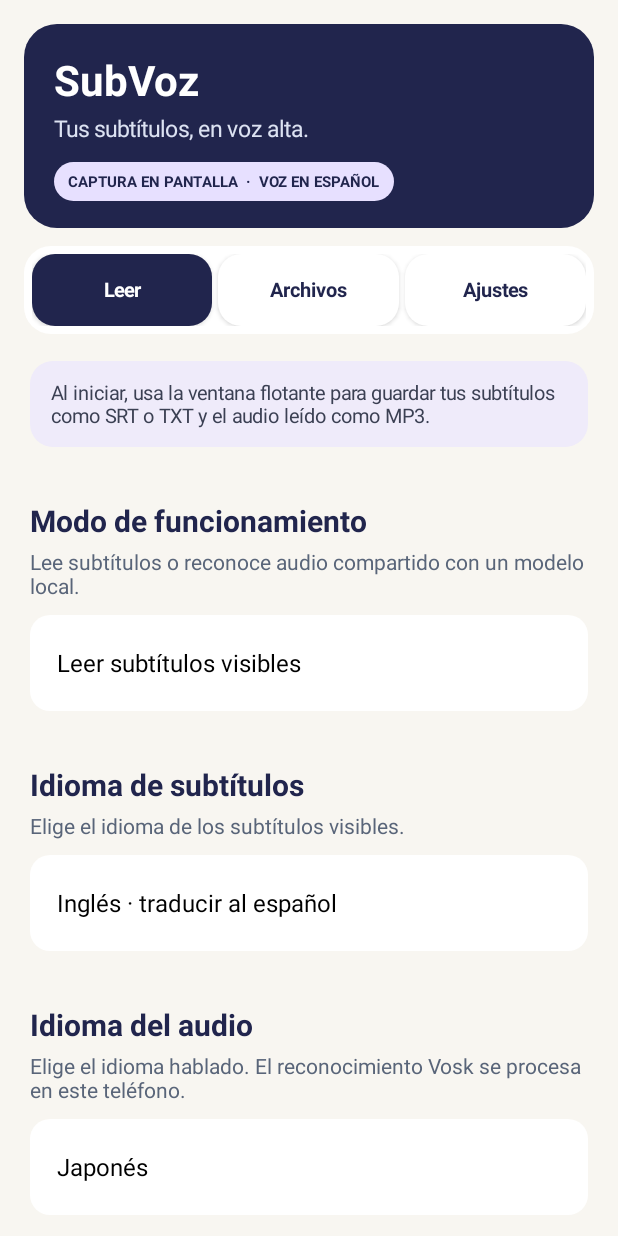
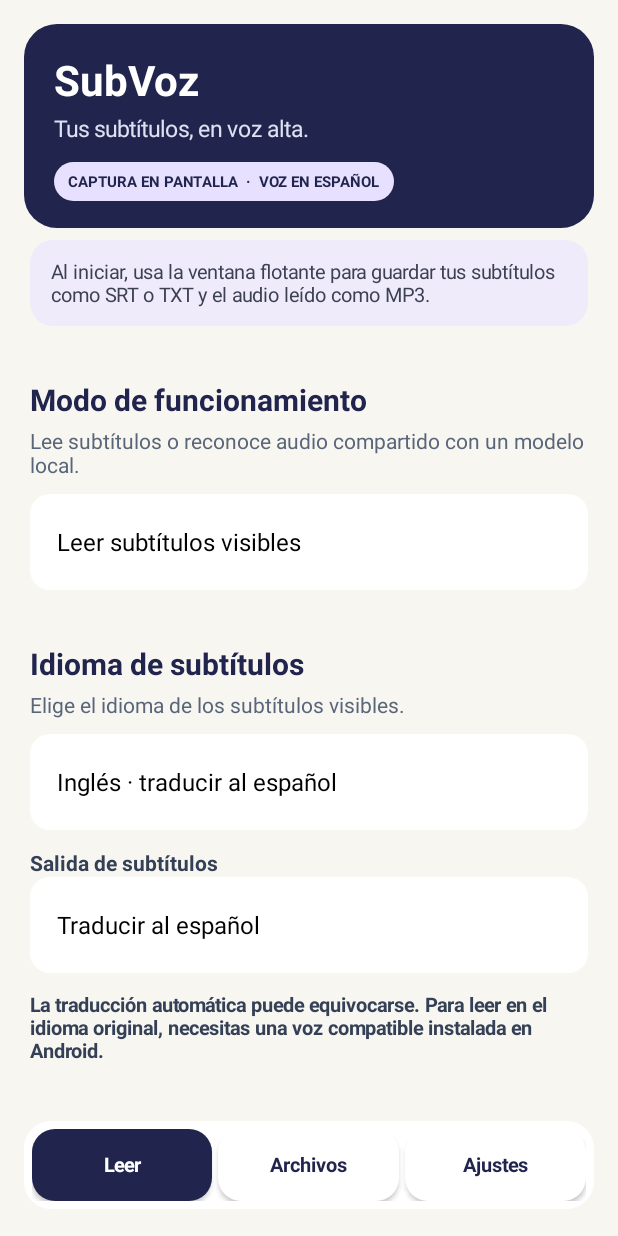
Before and after one commit to buzonrollo-coder/subvoz, an Android app: the screen it shows after launch (MainActivity), on a phone screen of 412 x 824 dp. Run offline under Robolectric (Android 15) with nearby library versions, the phone set to English and light mode, and no system bars; libraries missing offline, so code that uses them is left out: com.google.mlkit.common, com.google.mlkit.nl; 3 statements that could not run were skipped.

Commit message:
Añade lectura original, navegación y captura adaptable
Agrega salida de subtítulos en idioma original, adapta la captura al giro de pantalla, refina el filtro OCR y explica los permisos antes de iniciar.

```diff
--- a/app/src/main/java/com/neko/subvoz/MainActivity.java
+++ b/app/src/main/java/com/neko/subvoz/MainActivity.java
@@ -23,7 +23,7 @@ import com.google.mlkit.nl.translate.*;
 import java.util.*;
 
 public class MainActivity extends Activity {
- private Spinner language, audioLanguage, region, voiceSpinner, styleSpinner, modeSpinner, speechStyleSpinner;
+ private Spinner language, audioLanguage, region, voiceSpinner, styleSpinner, modeSpinner, speechStyleSpinner, outputSpinner;
  private boolean applyingProfile=false;
  private TextView modelStatus, audioModelStatus, rateValue, pitchValue, sizeValue;
  private SeekBar rateSeek, pitchSeek, sizeSeek;
@@ -39,14 +39,14 @@ public class MainActivity extends Activity {
   TextView brand=new TextView(this);brand.setText("SubVoz");brand.setTextColor(Color.WHITE);brand.setTextSize(28);brand.setTypeface(null,Typeface.BOLD);hero.addView(brand);
   TextView tagline=new TextView(this);tagline.setText("Tus subtítulos, en voz alta.");tagline.setTextColor(Color.rgb(220,226,242));tagline.setTextSize(15);LinearLayout.LayoutParams tlp=new LinearLayout.LayoutParams(-1,-2);tlp.topMargin=dp(3);hero.addView(tagline,tlp);
   TextView badge=new TextView(this);badge.setText("CAPTURA EN PANTALLA  ·  VOZ EN ESPAÑOL");badge.setTextColor(NAVY);badge.setTextSize(10);badge.setTypeface(null,Typeface.BOLD);badge.setPadding(dp(9),dp(6),dp(9),dp(6));badge.setBackground(round(Color.rgb(231,224,255),20));LinearLayout.LayoutParams blp=new LinearLayout.LayoutParams(-2,-2);blp.topMargin=dp(12);hero.addView(badge,blp);
-  LinearLayout tabBar=new LinearLayout(this);tabBar.setOrientation(LinearLayout.HORIZONTAL);tabBar.setPadding(dp(5),dp(5),dp(5),dp(5));tabBar.setBackground(round(Color.WHITE,18));LinearLayout.LayoutParams tbp=new LinearLayout.LayoutParams(-1,-2);tbp.topMargin=dp(12);tbp.bottomMargin=dp(10);shell.addView(tabBar,tbp);
-  FrameLayout pageHost=new FrameLayout(this);shell.addView(pageHost,new LinearLayout.LayoutParams(-1,0,1));
+  LinearLayout tabBar=new LinearLayout(this);tabBar.setOrientation(LinearLayout.HORIZONTAL);tabBar.setPadding(dp(5),dp(5),dp(5),dp(5));tabBar.setBackground(round(Color.WHITE,18));LinearLayout.LayoutParams tbp=new LinearLayout.LayoutParams(-1,-2);tbp.topMargin=dp(12);tbp.bottomMargin=dp(10);FrameLayout pageHost=new FrameLayout(this);shell.addView(pageHost,new LinearLayout.LayoutParams(-1,0,1));
   LinearLayout readRoot=new LinearLayout(this);readRoot.setOrientation(LinearLayout.VERTICAL);readRoot.setPadding(dp(4),dp(8),dp(4),dp(24));
   LinearLayout archiveRoot=new LinearLayout(this);archiveRoot.setOrientation(LinearLayout.VERTICAL);archiveRoot.setPadding(dp(4),dp(8),dp(4),dp(24));
   LinearLayout settingsRoot=new LinearLayout(this);settingsRoot.setOrientation(LinearLayout.VERTICAL);settingsRoot.setPadding(dp(4),dp(8),dp(4),dp(24));
   ScrollView readPage=new ScrollView(this);readPage.setFillViewport(true);readPage.addView(readRoot);pageHost.addView(readPage,new FrameLayout.LayoutParams(-1,-1));
   ScrollView archivePage=new ScrollView(this);archivePage.setFillViewport(true);archivePage.addView(archiveRoot);pageHost.addView(archivePage,new FrameLayout.LayoutParams(-1,-1));archivePage.setVisibility(View.GONE);
   ScrollView settingsPage=new ScrollView(this);settingsPage.setFillViewport(true);settingsPage.addView(settingsRoot);pageHost.addView(settingsPage,new FrameLayout.LayoutParams(-1,-1));settingsPage.setVisibility(View.GONE);
+  shell.addView(tabBar,tbp);
   final ScrollView[] pages={readPage,archivePage,settingsPage};final Button[] tabButtons=new Button[3];String[] tabNames={"Leer","Archivos","Ajustes"};
   for(int i=0;i<tabNames.length;i++){final int index=i;Button tab=button(tabNames[i],i==0);tab.setTextSize(13);tab.setMinHeight(dp(42));LinearLayout.LayoutParams lp=new LinearLayout.LayoutParams(0,-2,1);if(i>0)lp.leftMargin=dp(4);tabBar.addView(tab,lp);tabButtons[i]=tab;tab.setOnClickListener(v->{for(int j=0;j<pages.length;j++){pages[j].setVisibility(j==index?View.VISIBLE:View.GONE);tabButtons[j].setTextColor(j==index?Color.WHITE:NAVY);tabButtons[j].setBackground(round(j==index?NAVY:Color.rgb(246,244,239),14));}if(index==1)loadArchive();});}
   LinearLayout root=readRoot;
@@ -55,6 +55,8 @@ public class MainActivity extends Activity {
   modeSpinner=new Spinner(this);modeSpinner.setAdapter(new ArrayAdapter<>(this,android.R.layout.simple_spinner_dropdown_item,new String[]{"Leer subtítulos visibles","Traducir audio sin conexión (beta)"}));styleSpinner(modeSpinner);root.addView(modeSpinner,fieldMargins());modeSpinner.setSelection(prefs.getInt("mode",0));
   sectionTitle(root,"Idioma de subtítulos","Elige el idioma de los subtítulos visibles.");
   language=new Spinner(this);language.setAdapter(new ArrayAdapter<>(this,android.R.layout.simple_spinner_dropdown_item,LANGUAGES));styleSpinner(language);root.addView(language,fieldMargins());language.setSelection(prefs.getInt("source",1));language.setOnItemSelectedListener(new SimpleSelect(()->refreshModelStatus()));
+  TextView outputLabel=smallLabel("Salida de subtítulos");root.addView(outputLabel);outputSpinner=new Spinner(this);outputSpinner.setAdapter(new ArrayAdapter<>(this,android.R.layout.simple_spinner_dropdown_item,new String[]{"Traducir al español","Leer en idioma original · sin traducir"}));styleSpinner(outputSpinner);root.addView(outputSpinner,fieldMargins());outputSpinner.setSelection(prefs.getInt("outputMode",0));outputSpinner.setOnItemSelectedListener(new SimpleSelect(()->prefs.edit().putInt("outputMode",outputSpinner.getSelectedItemPosition()).apply()));
+  TextView outputHint=smallLabel("La traducción automática puede equivocarse. Para leer en el idioma original, necesitas una voz compatible instalada en Android.");outputHint.setTextSize(13);root.addView(outputHint,fieldMargins());
   sectionTitle(root,"Idioma del audio","Elige el idioma hablado. El reconocimiento Vosk se procesa en este teléfono.");
   audioLanguage=new Spinner(this);audioLanguage.setAdapter(new ArrayAdapter<>(this,android.R.layout.simple_spinner_dropdown_item,OfflineSpeechModelStore.NAMES));styleSpinner(audioLanguage);root.addView(audioLanguage,fieldMargins());audioLanguage.setSelection(Math.max(0,Math.min(4,prefs.getInt("audioLang",2))));audioLanguage.setOnItemSelectedListener(new SimpleSelect(()->refreshAudioModelStatus()));
   TextView regionLabel=smallLabel("Zona de lectura: ajusta el centro de la franja");root.addView(regionLabel);
@@ -83,7 +85,7 @@ public class MainActivity extends Activity {
   TextView note=new TextView(this);note.setText("Los modelos Vosk oficiales se descargan solo cuando los eliges (aprox. 31–50 MB); tras instalarse, el reconocimiento de voz se ejecuta en el teléfono. Para otros idiomas, ML Kit puede descargar una vez su modelo de traducción y después traduce localmente. El audio no se guarda ni se envía desde SubVoz.");note.setTextColor(Color.rgb(70,83,105));note.setTextSize(13);note.setPadding(dp(14),dp(13),dp(14),dp(13));note.setBackground(round(Color.rgb(229,247,251),14));root.addView(note,fieldMargins());
   root=readRoot;
   sectionTitle(root,"Permisos","Se requieren para capturar la pantalla compartida y mostrar la ventana flotante.");Button permission=button("1   Permitir ventana flotante",false);root.addView(permission,fieldMargins());permission.setOnClickListener(v->startActivity(new Intent(Settings.ACTION_MANAGE_OVERLAY_PERMISSION,Uri.parse("package:"+getPackageName()))));
-  Button start=button("2   Iniciar lectura",true);root.addView(start,fieldMargins());start.setOnClickListener(v->{boolean audio=modeSpinner.getSelectedItemPosition()==1;if(audio&&!OfflineSpeechModelStore.isInstalled(this,OfflineSpeechModelStore.IDS[audioLanguage.getSelectedItemPosition()])){Toast.makeText(this,"Primero descarga el modelo de audio elegido en Ajustes.",Toast.LENGTH_LONG).show();return;}if(audio&&checkSelfPermission(android.Manifest.permission.RECORD_AUDIO)!=android.content.pm.PackageManager.PERMISSION_GRANTED){new AlertDialog.Builder(this).setTitle("Permiso para traducir audio").setMessage("SubVoz capturará el audio reproducido por otra app solo durante esta sesión para reconocer el idioma seleccionado en este teléfono. No lo guarda ni lo envía a un servidor. Android también pedirá permiso de captura; algunos reproductores bloquean esta función.").setNegativeButton("Cancelar",null).setPositiveButton("Continuar",(d,w)->requestPermissions(new String[]{android.Manifest.permission.RECORD_AUDIO},124)).show();return;}beginProjection();});
+  Button start=button("2   Iniciar lectura",true);root.addView(start,fieldMargins());start.setOnClickListener(v->{boolean audio=modeSpinner.getSelectedItemPosition()==1;if(audio&&!OfflineSpeechModelStore.isInstalled(this,OfflineSpeechModelStore.IDS[audioLanguage.getSelectedItemPosition()])){Toast.makeText(this,"Primero descarga el modelo de audio elegido en Ajustes.",Toast.LENGTH_LONG).show();return;}confirmCapture();});
   modeSpinner.setOnItemSelectedListener(new SimpleSelect(()->{prefs.edit().putInt("mode",modeSpinner.getSelectedItemPosition()).apply();}));
   Button stop=button("Detener lectura",false);root.addView(stop,fieldMargins());stop.setOnClickListener(v->stopService(new Intent(this,CaptureService.class)));
   sectionTitle(archiveRoot,"Archivos creados","Tus exportaciones recientes de Descargas/SubVoz.");
@@ -141,9 +143,10 @@ public class MainActivity extends Activity {
  private GradientDrawable round(int color,int radius){GradientDrawable d=new GradientDrawable();d.setColor(color);d.setCornerRadius(dp(radius));return d;}
  private LinearLayout.LayoutParams fieldMargins(){LinearLayout.LayoutParams p=new LinearLayout.LayoutParams(-1,-2);p.bottomMargin=dp(12);return p;}
  private int dp(float v){return (int)(v*getResources().getDisplayMetrics().density+0.5f);}
+ private void confirmCapture(){boolean audio=modeSpinner.getSelectedItemPosition()==1;String title=audio?"Permitir captura de audio interno":"Permitir captura de pantalla";String details=audio?"Android solicitará permiso de audio y su confirmación para compartir pantalla/audio. SubVoz procesa los píxeles visibles para OCR y captura el audio reproducido solo durante esta sesión; no usa el micrófono ni guarda o sube audio/vídeo desde SubVoz. Algunos reproductores, Android o DRM pueden bloquear la captura.":"Android mostrará su confirmación para compartir la pantalla. SubVoz procesa los píxeles visibles para leer subtítulos; no guarda ni sube vídeo ni capturas. Android, algunas apps o DRM pueden bloquear la captura.";new AlertDialog.Builder(this).setTitle(title).setMessage(details).setNegativeButton("Cancelar",null).setPositiveButton("Continuar",(d,w)->{if(audio&&checkSelfPermission(android.Manifest.permission.RECORD_AUDIO)!=android.content.pm.PackageManager.PERMISSION_GRANTED)requestPermissions(new String[]{android.Manifest.permission.RECORD_AUDIO},124);else beginProjection();}).show();}
  private void beginProjection(){if(!Settings.canDrawOverlays(this)){Toast.makeText(this,"Activa primero el permiso de ventana flotante",Toast.LENGTH_LONG).show();return;}MediaProjectionManager m=(MediaProjectionManager)getSystemService(MEDIA_PROJECTION_SERVICE);startActivityForResult(m.createScreenCaptureIntent(),123);}
- @Override public void onRequestPermissionsResult(int request,String[] permissions,int[] results){super.onRequestPermissionsResult(request,permissions,results);if(request==124){if(results.length>0&&results[0]==android.content.pm.PackageManager.PERMISSION_GRANTED)beginProjection();else Toast.makeText(this,"Sin permiso de audio no se puede traducir la reproducción.",Toast.LENGTH_LONG).show();}}
- @Override protected void onPause(){super.onPause();if(modeSpinner!=null)prefs.edit().putInt("mode",modeSpinner.getSelectedItemPosition()).apply();if(language!=null&&language.getSelectedItemPosition()>=0)prefs.edit().putInt("source",language.getSelectedItemPosition()).apply();if(audioLanguage!=null&&audioLanguage.getSelectedItemPosition()>=0)prefs.edit().putInt("audioLang",audioLanguage.getSelectedItemPosition()).apply();if(region!=null&&region.getSelectedItemPosition()>=0)prefs.edit().putInt("region",region.getSelectedItemPosition()).apply();if(voiceSpinner!=null)saveVoice();if(speechStyleSpinner!=null)prefs.edit().putInt("voiceStyle",speechStyleSpinner.getSelectedItemPosition()).apply();if(styleSpinner!=null)prefs.edit().putInt("style",styleSpinner.getSelectedItemPosition()).apply();}
+ @Override public void onRequestPermissionsResult(int request,String[] permissions,int[] results){super.onRequestPermissionsResult(request,permissions,results);if(request==124){if(results.length>0&&results[0]==android.content.pm.PackageManager.PERMISSION_GRANTED)beginProjection();else Toast.makeText(this,"Sin permiso de audio no se puede capturar la reproducción.",Toast.LENGTH_LONG).show();}}
+ @Override protected void onPause(){super.onPause();if(modeSpinner!=null)prefs.edit().putInt("mode",modeSpinner.getSelectedItemPosition()).apply();if(language!=null&&language.getSelectedItemPosition()>=0)prefs.edit().putInt("source",language.getSelectedItemPosition()).apply();if(audioLanguage!=null&&audioLanguage.getSelectedItemPosition()>=0)prefs.edit().putInt("audioLang",audioLanguage.getSelectedItemPosition()).apply();if(region!=null&&region.getSelectedItemPosition()>=0)prefs.edit().putInt("region",region.getSelectedItemPosition()).apply();if(outputSpinner!=null)prefs.edit().putInt("outputMode",outputSpinner.getSelectedItemPosition()).apply();if(voiceSpinner!=null)saveVoice();if(speechStyleSpinner!=null)prefs.edit().putInt("voiceStyle",speechStyleSpinner.getSelectedItemPosition()).apply();if(styleSpinner!=null)prefs.edit().putInt("style",styleSpinner.getSelectedItemPosition()).apply();}
  @Override protected void onDestroy(){if(tts!=null){tts.stop();tts.shutdown();}super.onDestroy();}
- @Override protected void onActivityResult(int request,int result,Intent data){super.onActivityResult(request,result,data);if(request==123&&result==RESULT_OK&&data!=null){saveVoice();Intent i=new Intent(this,CaptureService.class);i.putExtra("code",result);i.putExtra("data",data);i.putExtra("source",language.getSelectedItemPosition());i.putExtra("audioLang",audioLanguage.getSelectedItemPosition());i.putExtra("region",region.getSelectedItemPosition());i.putExtra("zone",prefs.getInt("zone",30));i.putExtra("style",styleSpinner.getSelectedItemPosition());i.putExtra("textSize",prefs.getInt("textSize",16));i.putExtra("rate",prefs.getInt("rate",50));i.putExtra("pitch",prefs.getInt("pitch",50));i.putExtra("voiceStyle",prefs.getInt("voiceStyle",4));i.putExtra("voice",prefs.getString("voice",""));i.putExtra("mode",modeSpinner.getSelectedItemPosition());startForegroundService(i);}}
+ @Override protected void onActivityResult(int request,int result,Intent data){super.onActivityResult(request,result,data);if(request==123&&result==RESULT_OK&&data!=null){saveVoice();Intent i=new Intent(this,CaptureService.class);i.putExtra("code",result);i.putExtra("data",data);i.putExtra("source",language.getSelectedItemPosition());i.putExtra("audioLang",audioLanguage.getSelectedItemPosition());i.putExtra("region",region.getSelectedItemPosition());i.putExtra("zone",prefs.getInt("zone",30));i.putExtra("style",styleSpinner.getSelectedItemPosition());i.putExtra("textSize",prefs.getInt("textSize",16));i.putExtra("rate",prefs.getInt("rate",50));i.putExtra("pitch",prefs.getInt("pitch",50));i.putExtra("voiceStyle",prefs.getInt("voiceStyle",4));i.putExtra("voice",prefs.getString("voice",""));i.putExtra("mode",modeSpinner.getSelectedItemPosition());i.putExtra("translateSubtitles",outputSpinner.getSelectedItemPosition()==0);startForegroundService(i);}}
 }
```
Also changed, not shown: app/src/main/java/com/neko/subvoz/CaptureService.java (+28 -22 lines).
